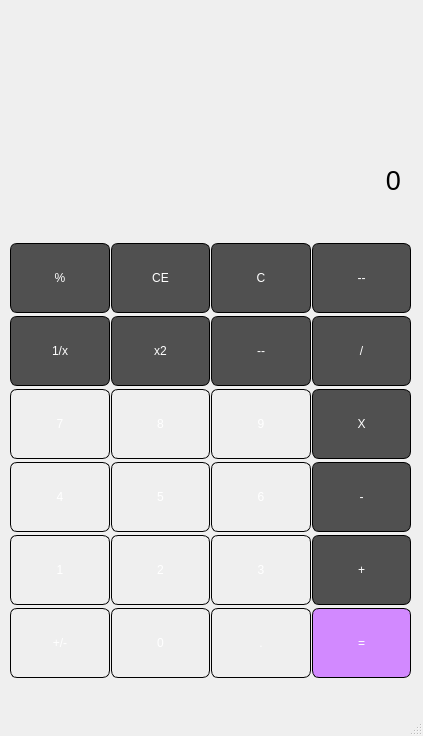
Before: the Qt Designer form mainwindow.ui in RubaIrshaid2/simple-Calculator-using-QT5, drawn with Qt 5.
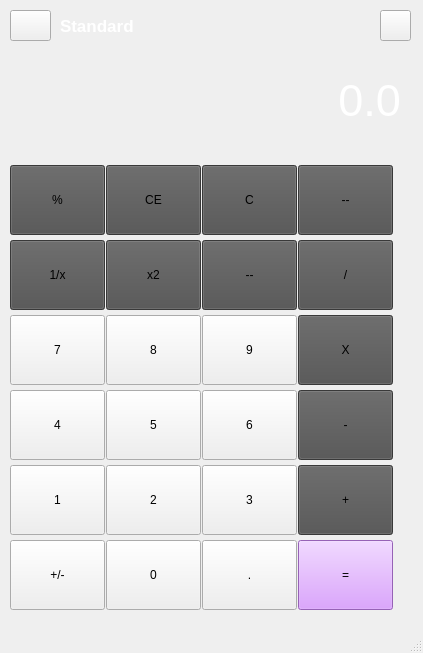
After: the same form once the commit is applied. Icons and pictures are not drawn.

Commit message: activating number buttons

```diff
--- a/mainwindow.ui
+++ b/mainwindow.ui
@@ -7,14 +7,15 @@
     <x>0</x>
     <y>0</y>
     <width>423</width>
-    <height>736</height>
+    <height>653</height>
    </rect>
   </property>
   <property name="windowTitle">
    <string>MainWindow</string>
   </property>
   <property name="styleSheet">
-   <string notr="true">QPushButton
+   <string notr="true">
+QPushButton
 {
 	font: 13pt &quot;Segoe UI&quot;;
 	border-radius: 7px ; 
@@ -26,6 +27,9 @@
 	font: 19pt &quot;Segoe UI&quot;;
 	background: rgb(109, 109, 109);
 }
+border: 1px solid black;	
+background: black;
+
 </string>
   </property>
   <widget class="QWidget" name="centralwidget">
@@ -33,18 +37,25 @@
     <property name="geometry">
      <rect>
       <x>10</x>
-      <y>130</y>
+      <y>50</y>
       <width>391</width>
       <height>101</height>
      </rect>
     </property>
     <property name="font">
      <font>
-      <pointsize>20</pointsize>
+      <family>Segoe UI</family>
+      <pointsize>34</pointsize>
+      <italic>false</italic>
+      <bold>false</bold>
      </font>
     </property>
+    <property name="styleSheet">
+     <string notr="true">color: white;
+font: 34pt &quot;Segoe UI&quot;;</string>
+    </property>
     <property name="text">
-     <string>0</string>
+     <string>0.0</string>
     </property>
     <property name="alignment">
      <set>Qt::AlignRight|Qt::AlignTrailing|Qt::AlignVCenter</set>
@@ -53,13 +64,30 @@
      <number>-1</number>
     </property>
    </widget>
-   <widget class="QWidget" name="">
+   <widget class="QPushButton" name="pushButton_25">
+    <property name="geometry">
+     <rect>
+      <x>380</x>
+      <y>10</y>
+      <width>31</width>
+      <height>31</height>
+     </rect>
+    </property>
+    <property name="styleSheet">
+     <string notr="true">border-image: url(:/images/icons8-history-48.png);
+</string>
+    </property>
+    <property name="text">
+     <string/>
+    </property>
+   </widget>
+   <widget class="QWidget" name="layoutWidget">
     <property name="geometry">
      <rect>
       <x>10</x>
-      <y>240</y>
-      <width>401</width>
-      <height>441</height>
+      <y>160</y>
+      <width>383</width>
+      <height>457</height>
      </rect>
     </property>
     <layout class="QGridLayout" name="gridLayout">
@@ -69,6 +97,89 @@
      <property name="verticalSpacing">
       <number>0</number>
      </property>
+     <item row="2" column="0">
+      <widget class="QPushButton" name="pushButton_7">
+       <property name="minimumSize">
+        <size>
+         <width>90</width>
+         <height>70</height>
+        </size>
+       </property>
+       <property name="text">
+        <string>7</string>
+       </property>
+       <property name="class" stdset="0">
+        <string>number</string>
+       </property>
+      </widget>
+     </item>
+     <item row="2" column="3">
+      <widget class="QPushButton" name="pushButton_mult">
+       <property name="minimumSize">
+        <size>
+         <width>90</width>
+         <height>70</height>
+        </size>
+       </property>
+       <property name="styleSheet">
+        <string notr="true">background:rgb(80, 80, 80)</string>
+       </property>
+       <property name="text">
+        <string>X</string>
+       </property>
+      </widget>
+     </item>
+     <item row="4" column="0">
+      <widget class="QPushButton" name="pushButton_1">
+       <property name="minimumSize">
+        <size>
+         <width>90</width>
+         <height>70</height>
+        </size>
+       </property>
+       <property name="styleSheet">
+        <string notr="true"/>
+       </property>
+       <property name="text">
+        <string>1</string>
+       </property>
+       <property name="class" stdset="0">
+        <string>number</string>
+       </property>
+      </widget>
+     </item>
+     <item row="3" column="0">
+      <widget class="QPushButton" name="pushButton_4">
+       <property name="minimumSize">
+        <size>
+         <width>90</width>
+         <height>70</height>
+        </size>
+       </property>
+       <property name="text">
+        <string>4</string>
+       </property>
+       <property name="class" stdset="0">
+        <string>number</string>
+       </property>
+      </widget>
+     </item>
+     <item row="5" column="0">
+      <widget class="QPushButton" name="pushButton_negORpos">
+       <property name="minimumSize">
+        <size>
+         <width>90</width>
+         <height>70</height>
+        </size>
+       </property>
+       <property name="text">
+        <string>+/-</string>
+       </property>
+       <property name="class" stdset="0">
+        <string>number</string>
+       </property>
+      </widget>
+     </item>
      <item row="0" column="2">
       <widget class="QPushButton" name="pushButton_21">
        <property name="minimumSize">
@@ -85,22 +196,6 @@
        </property>
       </widget>
      </item>
-     <item row="0" column="1">
-      <widget class="QPushButton" name="pushButton_23">
-       <property name="minimumSize">
-        <size>
-         <width>90</width>
-         <height>70</height>
-        </size>
-       </property>
-       <property name="styleSheet">
-        <string notr="true">background:rgb(80, 80, 80)</string>
-       </property>
-       <property name="text">
-        <string>CE</string>
-       </property>
-      </widget>
-     </item>
      <item row="1" column="1">
       <widget class="QPushButton" name="pushButton_19">
        <property name="minimumSize">
@@ -117,91 +212,24 @@
        </property>
       </widget>
      </item>
-     <item row="2" column="0">
-      <widget class="QPushButton" name="pushButton">
+     <item row="0" column="1">
+      <widget class="QPushButton" name="pushButton_clear">
        <property name="minimumSize">
         <size>
          <width>90</width>
          <height>70</height>
         </size>
        </property>
-       <property name="text">
-        <string>7</string>
-       </property>
-       <property name="class" stdset="0">
-        <string>number</string>
-       </property>
-      </widget>
-     </item>
-     <item row="0" column="0">
-      <widget class="QPushButton" name="pushButton_22">
-       <property name="minimumSize">
-        <size>
-         <width>90</width>
-         <height>70</height>
-        </size>
-       </property>
        <property name="styleSheet">
         <string notr="true">background:rgb(80, 80, 80)</string>
        </property>
        <property name="text">
-        <string>%</string>
-       </property>
-      </widget>
-     </item>
-     <item row="3" column="2">
-      <widget class="QPushButton" name="pushButton_5">
-       <property name="minimumSize">
-        <size>
-         <width>90</width>
-         <height>70</height>
-        </size>
-       </property>
-       <property name="text">
-        <string>6</string>
-       </property>
-       <property name="class" stdset="0">
-        <string>number</string>
-       </property>
-      </widget>
-     </item>
-     <item row="1" column="3">
-      <widget class="QPushButton" name="pushButton_20">
-       <property name="minimumSize">
-        <size>
-         <width>90</width>
-         <height>70</height>
-        </size>
-       </property>
-       <property name="styleSheet">
-        <string notr="true">background:rgb(80, 80, 80)</string>
-       </property>
-       <property name="text">
-        <string>/</string>
-       </property>
-      </widget>
-     </item>
-     <item row="5" column="2">
-      <widget class="QPushButton" name="pushButton_13">
-       <property name="minimumSize">
-        <size>
-         <width>90</width>
-         <height>70</height>
-        </size>
-       </property>
-       <property name="styleSheet">
-        <string notr="true">font: 700 11pt &quot;Segoe UI&quot;;</string>
-       </property>
-       <property name="text">
-        <string>.</string>
-       </property>
-       <property name="class" stdset="0">
-        <string>number</string>
+        <string>CE</string>
        </property>
       </widget>
      </item>
      <item row="4" column="1">
-      <widget class="QPushButton" name="pushButton_11">
+      <widget class="QPushButton" name="pushButton_2">
        <property name="minimumSize">
         <size>
          <width>90</width>
@@ -216,8 +244,8 @@
        </property>
       </widget>
      </item>
-     <item row="3" column="3">
-      <widget class="QPushButton" name="pushButton_8">
+     <item row="0" column="3">
+      <widget class="QPushButton" name="pushButton_24">
        <property name="minimumSize">
         <size>
          <width>90</width>
@@ -228,12 +256,12 @@
         <string notr="true">background:rgb(80, 80, 80)</string>
        </property>
        <property name="text">
-        <string>-</string>
+        <string>--</string>
        </property>
       </widget>
      </item>
-     <item row="5" column="3">
-      <widget class="QPushButton" name="pushButton_16">
+     <item row="1" column="3">
+      <widget class="QPushButton" name="pushButton_div">
        <property name="minimumSize">
         <size>
          <width>90</width>
@@ -241,15 +269,15 @@
         </size>
        </property>
        <property name="styleSheet">
-        <string notr="true">background: rgb(210, 137, 255)</string>
+        <string notr="true">background:rgb(80, 80, 80)</string>
        </property>
        <property name="text">
-        <string>=</string>
+        <string>/</string>
        </property>
       </widget>
      </item>
-     <item row="5" column="1">
-      <widget class="QPushButton" name="pushButton_15">
+     <item row="3" column="1">
+      <widget class="QPushButton" name="pushButton_5">
        <property name="minimumSize">
         <size>
          <width>90</width>
@@ -257,7 +285,7 @@
         </size>
        </property>
        <property name="text">
-        <string>0</string>
+        <string>5</string>
        </property>
        <property name="class" stdset="0">
         <string>number</string>
@@ -265,7 +293,7 @@
       </widget>
      </item>
      <item row="4" column="2">
-      <widget class="QPushButton" name="pushButton_9">
+      <widget class="QPushButton" name="pushButton_3">
        <property name="minimumSize">
         <size>
          <width>90</width>
@@ -286,54 +314,6 @@
        </property>
       </widget>
      </item>
-     <item row="4" column="3">
-      <widget class="QPushButton" name="pushButton_12">
-       <property name="minimumSize">
-        <size>
-         <width>90</width>
-         <height>70</height>
-        </size>
-       </property>
-       <property name="styleSheet">
-        <string notr="true">background:rgb(80, 80, 80)</string>
-       </property>
-       <property name="text">
-        <string>+</string>
-       </property>
-      </widget>
-     </item>
-     <item row="1" column="0">
-      <widget class="QPushButton" name="pushButton_18">
-       <property name="minimumSize">
-        <size>
-         <width>90</width>
-         <height>70</height>
-        </size>
-       </property>
-       <property name="styleSheet">
-        <string notr="true">background:rgb(80, 80, 80)</string>
-       </property>
-       <property name="text">
-        <string>1/x</string>
-       </property>
-      </widget>
-     </item>
-     <item row="5" column="0">
-      <widget class="QPushButton" name="pushButton_14">
-       <property name="minimumSize">
-        <size>
-         <width>90</width>
-         <height>70</height>
-        </size>
-       </property>
-       <property name="text">
-        <string>+/-</string>
-       </property>
-       <property name="class" stdset="0">
-        <string>number</string>
-       </property>
-      </widget>
-     </item>
      <item row="1" column="2">
       <widget class="QPushButton" name="pushButton_17">
        <property name="minimumSize">
@@ -350,26 +330,23 @@
        </property>
       </widget>
      </item>
-     <item row="4" column="0">
-      <widget class="QPushButton" name="pushButton_10">
+     <item row="2" column="2">
+      <widget class="QPushButton" name="pushButton_9">
        <property name="minimumSize">
         <size>
          <width>90</width>
          <height>70</height>
         </size>
        </property>
-       <property name="styleSheet">
-        <string notr="true"/>
-       </property>
        <property name="text">
-        <string>1</string>
+        <string>9</string>
        </property>
        <property name="class" stdset="0">
         <string>number</string>
        </property>
       </widget>
      </item>
-     <item row="3" column="0">
+     <item row="3" column="2">
       <widget class="QPushButton" name="pushButton_6">
        <property name="minimumSize">
         <size>
@@ -378,47 +355,63 @@
         </size>
        </property>
        <property name="text">
-        <string>4</string>
+        <string>6</string>
        </property>
        <property name="class" stdset="0">
         <string>number</string>
        </property>
       </widget>
      </item>
-     <item row="3" column="1">
-      <widget class="QPushButton" name="pushButton_7">
+     <item row="4" column="3">
+      <widget class="QPushButton" name="pushButton_add">
        <property name="minimumSize">
         <size>
          <width>90</width>
          <height>70</height>
         </size>
        </property>
+       <property name="styleSheet">
+        <string notr="true">background:rgb(80, 80, 80)</string>
+       </property>
        <property name="text">
-        <string>5</string>
+        <string>+</string>
        </property>
+      </widget>
+     </item>
+     <item row="5" column="2">
+      <widget class="QPushButton" name="pushButton_dot">
+       <property name="minimumSize">
+        <size>
+         <width>90</width>
+         <height>70</height>
+        </size>
+       </property>
+       <property name="styleSheet">
+        <string notr="true">font: 700 11pt &quot;Segoe UI&quot;;</string>
+       </property>
+       <property name="text">
+        <string>.</string>
+       </property>
        <property name="class" stdset="0">
         <string>number</string>
        </property>
       </widget>
      </item>
-     <item row="2" column="3">
-      <widget class="QPushButton" name="pushButton_4">
+     <item row="5" column="1">
+      <widget class="QPushButton" name="pushButton_0">
        <property name="minimumSize">
         <size>
          <width>90</width>
          <height>70</height>
         </size>
        </property>
-       <property name="styleSheet">
-        <string notr="true">background:rgb(80, 80, 80)</string>
-       </property>
        <property name="text">
-        <string>X</string>
+        <string>0</string>
        </property>
       </widget>
      </item>
-     <item row="0" column="3">
-      <widget class="QPushButton" name="pushButton_24">
+     <item row="3" column="3">
+      <widget class="QPushButton" name="pushButton_sub">
        <property name="minimumSize">
         <size>
          <width>90</width>
@@ -429,12 +422,12 @@
         <string notr="true">background:rgb(80, 80, 80)</string>
        </property>
        <property name="text">
-        <string>--</string>
+        <string>-</string>
        </property>
       </widget>
      </item>
      <item row="2" column="1">
-      <widget class="QPushButton" name="pushButton_2">
+      <widget class="QPushButton" name="pushButton_8">
        <property name="minimumSize">
         <size>
          <width>90</width>
@@ -449,34 +442,94 @@
        </property>
       </widget>
      </item>
-     <item row="2" column="2">
-      <widget class="QPushButton" name="pushButton_3">
+     <item row="0" column="0">
+      <widget class="QPushButton" name="pushButton_per">
        <property name="minimumSize">
         <size>
          <width>90</width>
          <height>70</height>
         </size>
        </property>
+       <property name="styleSheet">
+        <string notr="true">background:rgb(80, 80, 80)</string>
+       </property>
        <property name="text">
-        <string>9</string>
+        <string>%</string>
        </property>
-       <property name="class" stdset="0">
-        <string>number</string>
+      </widget>
+     </item>
+     <item row="1" column="0">
+      <widget class="QPushButton" name="pushButton_1OverX">
+       <property name="minimumSize">
+        <size>
+         <width>90</width>
+         <height>70</height>
+        </size>
+       </property>
+       <property name="styleSheet">
+        <string notr="true">background:rgb(80, 80, 80)</string>
+       </property>
+       <property name="text">
+        <string>1/x</string>
+       </property>
+      </widget>
+     </item>
+     <item row="5" column="3">
+      <widget class="QPushButton" name="pushButton_equal">
+       <property name="minimumSize">
+        <size>
+         <width>90</width>
+         <height>70</height>
+        </size>
+       </property>
+       <property name="styleSheet">
+        <string notr="true">background: rgb(210, 137, 255)</string>
+       </property>
+       <property name="text">
+        <string>=</string>
        </property>
       </widget>
      </item>
     </layout>
    </widget>
-  </widget>
-  <widget class="QMenuBar" name="menubar">
-   <property name="geometry">
-    <rect>
-     <x>0</x>
-     <y>0</y>
-     <width>423</width>
-     <height>26</height>
-    </rect>
-   </property>
+   <widget class="QPushButton" name="pushButton_26">
+    <property name="geometry">
+     <rect>
+      <x>10</x>
+      <y>10</y>
+      <width>41</width>
+      <height>31</height>
+     </rect>
+    </property>
+    <property name="styleSheet">
+     <string notr="true">border-image: url(:/images/icons8-menu-rounded-50.png)</string>
+    </property>
+    <property name="text">
+     <string/>
+    </property>
+   </widget>
+   <widget class="QLabel" name="label_2">
+    <property name="geometry">
+     <rect>
+      <x>60</x>
+      <y>10</y>
+      <width>111</width>
+      <height>31</height>
+     </rect>
+    </property>
+    <property name="font">
+     <font>
+      <pointsize>13</pointsize>
+      <bold>true</bold>
+     </font>
+    </property>
+    <property name="styleSheet">
+     <string notr="true">color: white; </string>
+    </property>
+    <property name="text">
+     <string>Standard</string>
+    </property>
+   </widget>
   </widget>
   <widget class="QStatusBar" name="statusbar"/>
  </widget>
```
Left out of the diff: 7 changed lines with no effect on the pictures. The commit also changes 10 other files.
